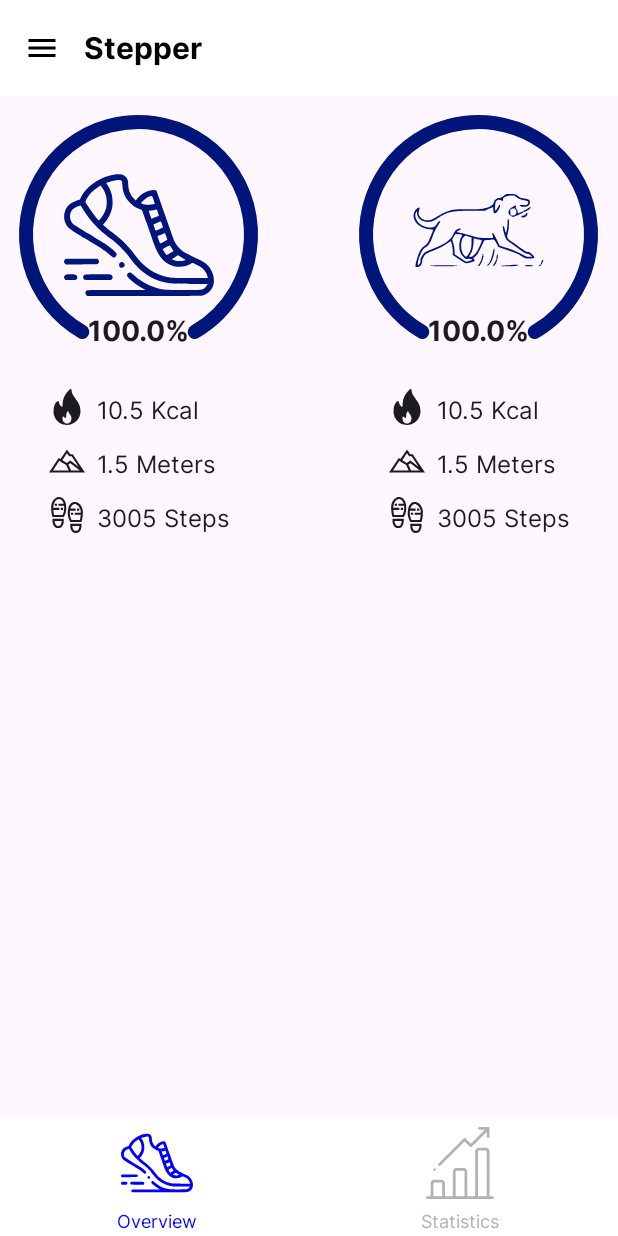
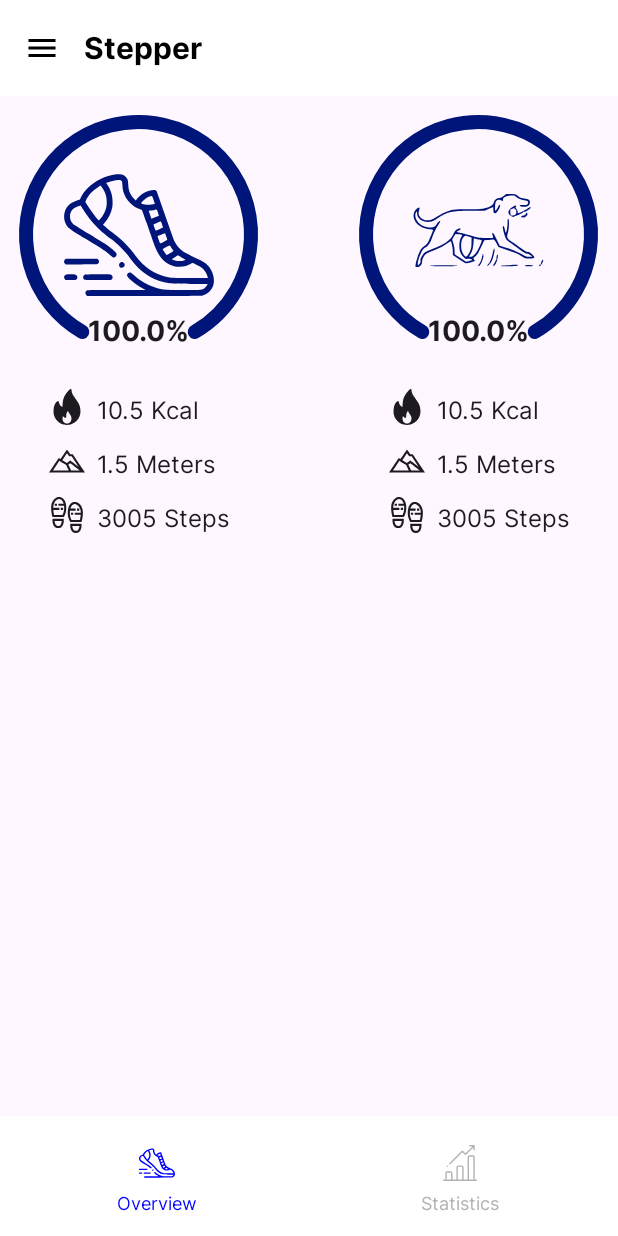
Before and after one commit to matej-parizek/Dog-Walking, an Android app built with Jetpack Compose: the screen it shows after launch (MainActivity), on a phone screen of 412 x 824 dp. Run offline under Robolectric (Android 15) with nearby library versions, the light colour scheme and no system bars.

Commit message:
[Semestral:] Typography fixing

```diff
--- a/app/src/main/java/cz/ctu/fit/bi/and/semetral/core/ui/BottomBar.kt
+++ b/app/src/main/java/cz/ctu/fit/bi/and/semetral/core/ui/BottomBar.kt
@@ -15,6 +15,7 @@ import androidx.compose.ui.res.stringResource
 import androidx.compose.ui.unit.dp
 import androidx.navigation.NavHostController
 import cz.ctu.fit.bi.and.semetral.R
+import cz.ctu.fit.bi.and.semetral.ui.theme.Typography
 
 @Composable
 fun BottomBar(
@@ -150,13 +151,13 @@ private fun RowScope.NavigationBarItem(
                 painter = painter,
                 contentDescription = null,
                 tint = colorContent,
-                modifier = Modifier.size(48.dp)
+                modifier = Modifier.size(24.dp)
             )
         },
         label = {
             Text(
                 text = name,
-                style = MaterialTheme.typography.labelMedium,
+                style = Typography.labelMedium,
                 color = colorContent,
             )
         }
--- a/app/src/main/java/cz/ctu/fit/bi/and/semetral/core/ui/MainScreen.kt
+++ b/app/src/main/java/cz/ctu/fit/bi/and/semetral/core/ui/MainScreen.kt
@@ -32,6 +32,7 @@ import androidx.navigation.NavHostController
 import androidx.navigation.compose.currentBackStackEntryAsState
 import androidx.navigation.compose.rememberNavController
 import cz.ctu.fit.bi.and.semetral.R
+import cz.ctu.fit.bi.and.semetral.ui.theme.Typography
 import kotlinx.coroutines.CoroutineScope
 import kotlinx.coroutines.launch
 
@@ -128,10 +129,13 @@ fun NavItem(
     painter: Int,
 ) {
     NavigationDrawerItem(
-        label = { Text(text = stringResource(id = name)) },
+        label = { Text(
+            text = stringResource(id = name),
+            style = Typography.labelMedium
+        )},
         icon = {
             Icon(
-                modifier = Modifier.size(36.dp),
+                modifier = Modifier.size(24.dp),
                 painter = painterResource(id = painter),
                 contentDescription = null
             )
--- a/app/src/main/java/cz/ctu/fit/bi/and/semetral/feature/settings/ui/SettingScreen.kt
+++ b/app/src/main/java/cz/ctu/fit/bi/and/semetral/feature/settings/ui/SettingScreen.kt
@@ -5,6 +5,7 @@ import androidx.compose.foundation.layout.Box
 import androidx.compose.foundation.layout.Column
 import androidx.compose.foundation.layout.Row
 import androidx.compose.foundation.layout.Spacer
+import androidx.compose.foundation.layout.fillMaxSize
 import androidx.compose.foundation.layout.width
 import androidx.compose.foundation.layout.wrapContentSize
 import androidx.compose.material.icons.Icons
@@ -35,11 +36,13 @@ import cz.ctu.fit.bi.and.semetral.ui.theme.Typography
 fun SettingsScreen() {
 
     Column(
+        modifier = Modifier.fillMaxSize(),
         verticalArrangement = Arrangement.Center,
         horizontalAlignment = Alignment.CenterHorizontally
     ) {
         Row(
-            verticalAlignment = Alignment.CenterVertically
+            verticalAlignment = Alignment.CenterVertically,
+            horizontalArrangement = Arrangement.Center
         ) {
             Text(
                 text = "Dog size:",
@@ -59,7 +62,7 @@ fun DropBox(
 ) {
     Box(
         modifier = modifier
-            .wrapContentSize(Alignment.TopStart)
+            .wrapContentSize(Alignment.TopStart),
     ) {
         var expanded by remember { mutableStateOf(false) }
         var text by remember { mutableStateOf("") }
@@ -68,7 +71,7 @@ fun DropBox(
             stringResource(R.string.medium),
             stringResource(R.string.large)
         )
-        val mod = Modifier.width(120.dp)
+        val mod = Modifier.width(160.dp)
         TextField(
             value = text,
             readOnly = true,
--- a/app/src/main/java/cz/ctu/fit/bi/and/semetral/ui/theme/Type.kt
+++ b/app/src/main/java/cz/ctu/fit/bi/and/semetral/ui/theme/Type.kt
@@ -26,9 +26,9 @@ val Typography = Typography(
     labelSmall = TextStyle(
         fontFamily = FontFamily.Default,
         fontWeight = FontWeight.Medium,
-        fontSize = 11.sp,
-        lineHeight = 16.sp,
-        letterSpacing = 0.5.sp
+        fontSize = 10.sp,
+        lineHeight = 15.sp,
+        letterSpacing = 0.25.sp
     ),
     headlineLarge = TextStyle(
         fontWeight = FontWeight.Bold,
@@ -52,7 +52,7 @@ val Typography = Typography(
         fontFamily = fontFamily,
     ),
     bodyLarge = TextStyle(
-        fontWeight = FontWeight.Normal,
+        fontWeight = FontWeight.SemiBold,
         fontSize = 18.sp,
         lineHeight = 22.sp,
         letterSpacing = 0.sp,
@@ -78,6 +78,4 @@ val Typography = Typography(
         letterSpacing = 0.sp,
         fontFamily = fontFamily,
     ),
-
-
     )
```
Also changed, not shown: app/src/main/java/cz/ctu/fit/bi/and/semetral/ui/theme/Theme.kt (+0 -9 lines).
